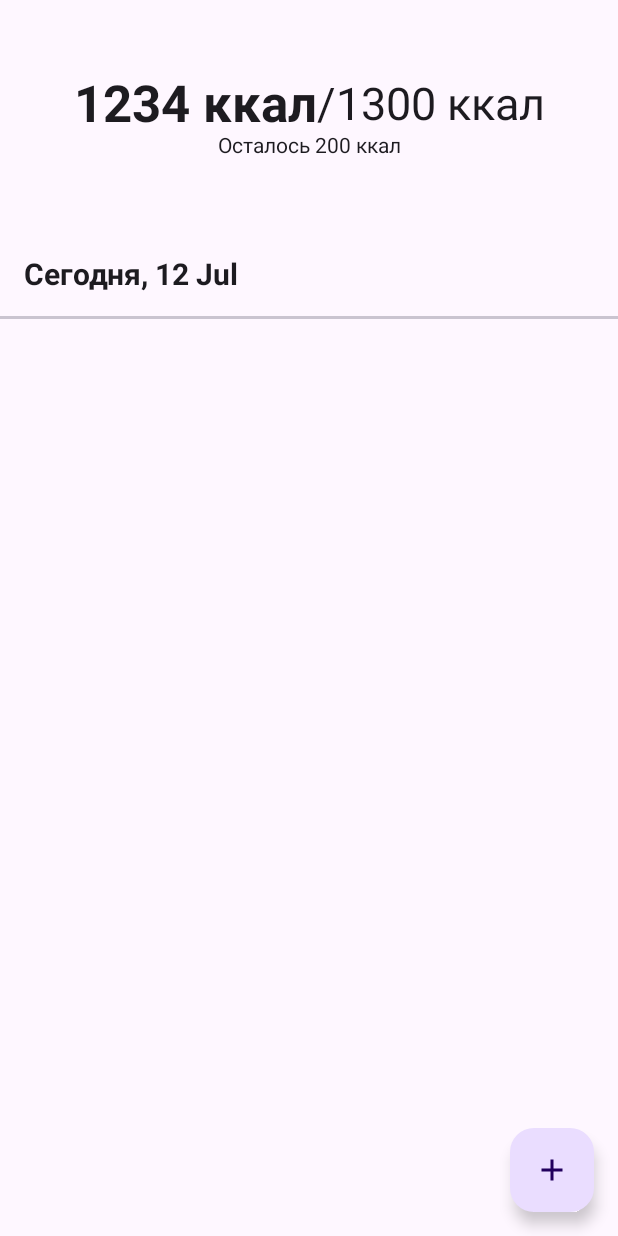
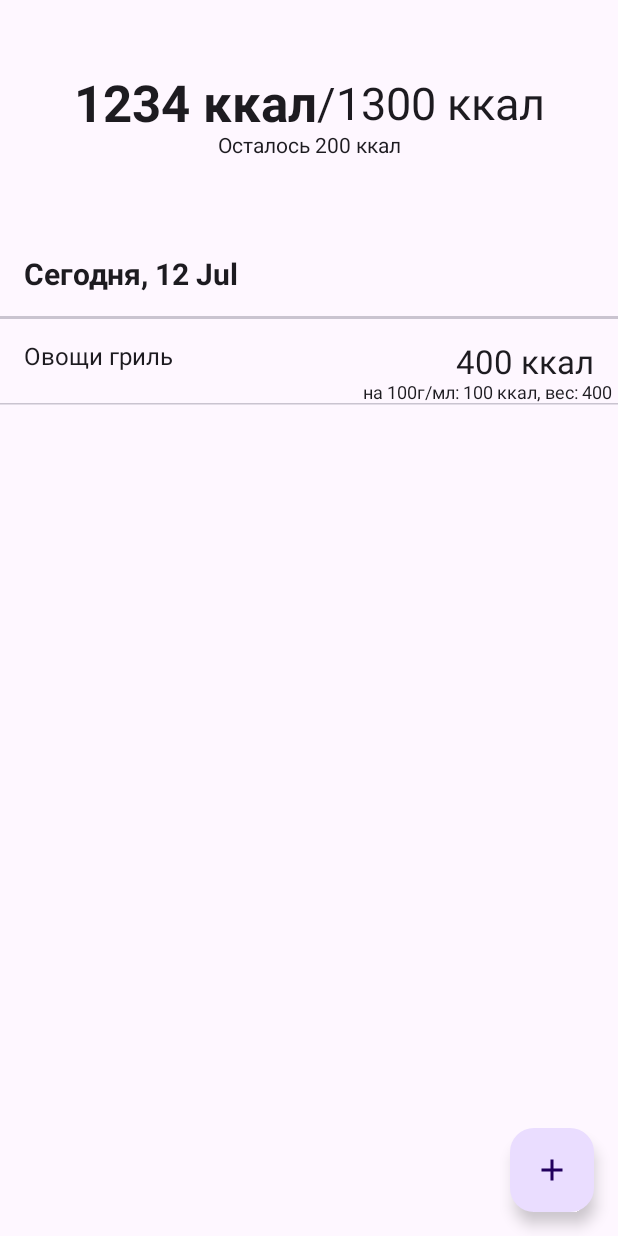
Before and after one commit to lorikeet3000/caloriescalculator, an Android app built with Jetpack Compose: the @Preview function HomeScreenPreview, on a phone screen of 412 x 824 dp. Run offline under Robolectric (Android 15) with nearby library versions, the phone set to English and light mode, and no system bars.

Commit message:
доработан главный экран

```diff
--- a/app/src/main/java/ru/caloriescalculator/calories/di/DatabaseModule.kt
+++ b/app/src/main/java/ru/caloriescalculator/calories/di/DatabaseModule.kt
@@ -9,12 +9,14 @@ import dagger.hilt.android.qualifiers.ApplicationContext
 import dagger.hilt.components.SingletonComponent
 import ru.caloriescalculator.calories.data.dao.CaloriesDao
 import ru.caloriescalculator.calories.data.database.CaloriesDatabase
+import javax.inject.Singleton
 
 @Module
 @InstallIn(SingletonComponent::class)
 object DatabaseModule {
 
     @Provides
+    @Singleton
     fun provideCaloriesDatabase(@ApplicationContext context: Context): CaloriesDatabase {
         return Room.databaseBuilder(
             context,
@@ -23,6 +25,7 @@ object DatabaseModule {
     }
 
     @Provides
+    @Singleton
     fun provideCaloriesDao(caloriesDatabase: CaloriesDatabase): CaloriesDao {
         return caloriesDatabase.caloriesDao()
     }
--- a/app/src/main/java/ru/caloriescalculator/calories/presentation/composable/HomeScreen.kt
+++ b/app/src/main/java/ru/caloriescalculator/calories/presentation/composable/HomeScreen.kt
@@ -68,7 +68,8 @@ private fun HomeScreen(
             Row(
                 verticalAlignment = Alignment.CenterVertically,
                 horizontalArrangement = Arrangement.Center,
-                modifier = Modifier.fillMaxWidth()
+                modifier = Modifier
+                    .fillMaxWidth()
                     .padding(top = 50.dp)
             ) {
                 CurrentTodayCaloriesView(
@@ -148,8 +149,7 @@ private fun TodayCaloriesListView(
     ) {
         items(calories) { item ->
             CaloriesItemView(
-                foodCalories = item.caloriesFor100.toString(),
-                foodName = item.foodName
+                item = item
             )
             HorizontalDivider()
         }
@@ -158,20 +158,27 @@ private fun TodayCaloriesListView(
 
 @Composable
 private fun CaloriesItemView(
-    foodName: String,
-    foodCalories: String
+    item: CaloriesItem
 ) {
-    Row(modifier = Modifier.fillMaxWidth()) {
+    Column {
+        Row(modifier = Modifier.fillMaxWidth()
+            .padding(top = 16.dp, start = 16.dp, end = 16.dp)) {
+            Text(
+                text = item.foodName,
+                fontSize = 16.sp,
+            )
+            Spacer(Modifier.weight(1f))
+            Text(
+                text = "${item.totalCalories} ккал",
+                fontSize = 22.sp,
+            )
+        }
         Text(
-            text = foodName,
-            fontSize = 16.sp,
-            modifier = Modifier.padding(16.dp),
-        )
-        Spacer(Modifier.weight(1f))
-        Text(
-            text = foodCalories,
-            fontSize = 22.sp,
-            modifier = Modifier.padding(16.dp),
+            modifier = Modifier.fillMaxWidth()
+                .padding(end = 4.dp),
+            textAlign = TextAlign.End,
+            fontSize = 12.sp,
+            text = "на 100г/мл: ${item.caloriesFor100} ккал, вес: ${item.weight}"
         )
     }
 }
@@ -180,7 +187,14 @@ private fun CaloriesItemView(
 @Preview
 fun HomeScreenPreview() {
     HomeScreen(
-        caloriesList = emptyList(),
+        caloriesList = listOf(
+            CaloriesItem(
+                date = Date(),
+                caloriesFor100 = 100,
+                foodName = "Овощи гриль",
+                weight = 400
+            )
+        ),
         todayCurrentCalories = 1234,
         todayTotalCalories = 1300,
         remainingCalories = 200
```
Also changed, not shown: app/src/main/java/ru/caloriescalculator/calories/presentation/viewmodel/HomeViewModel.kt (+11 -5 lines).
